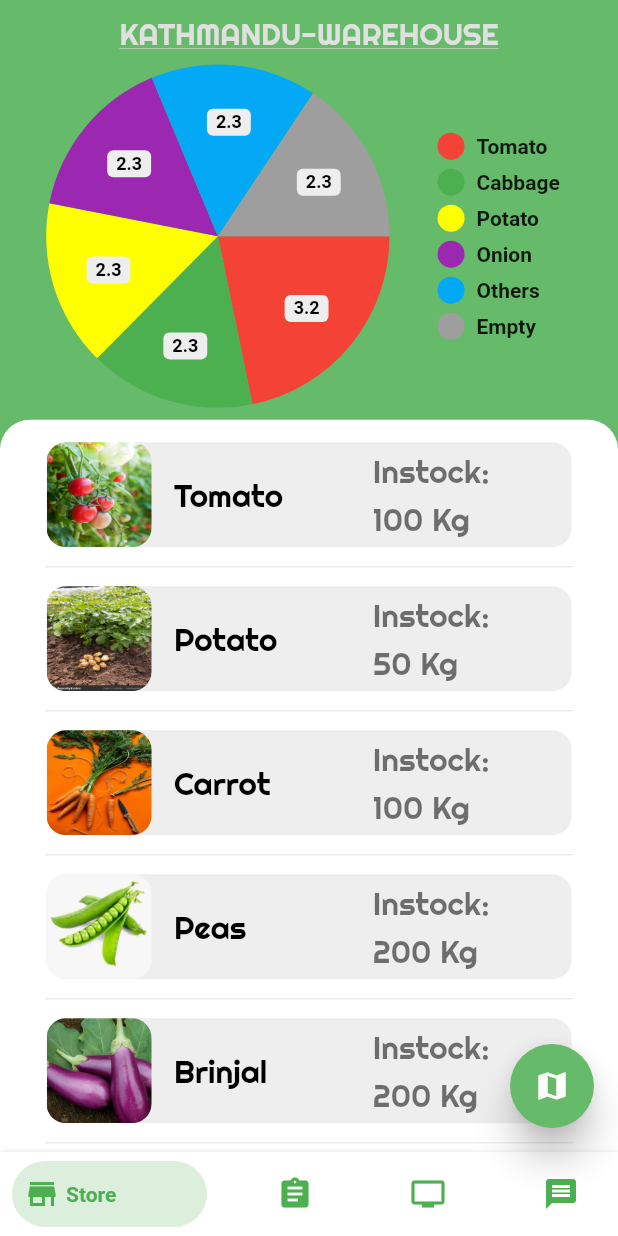
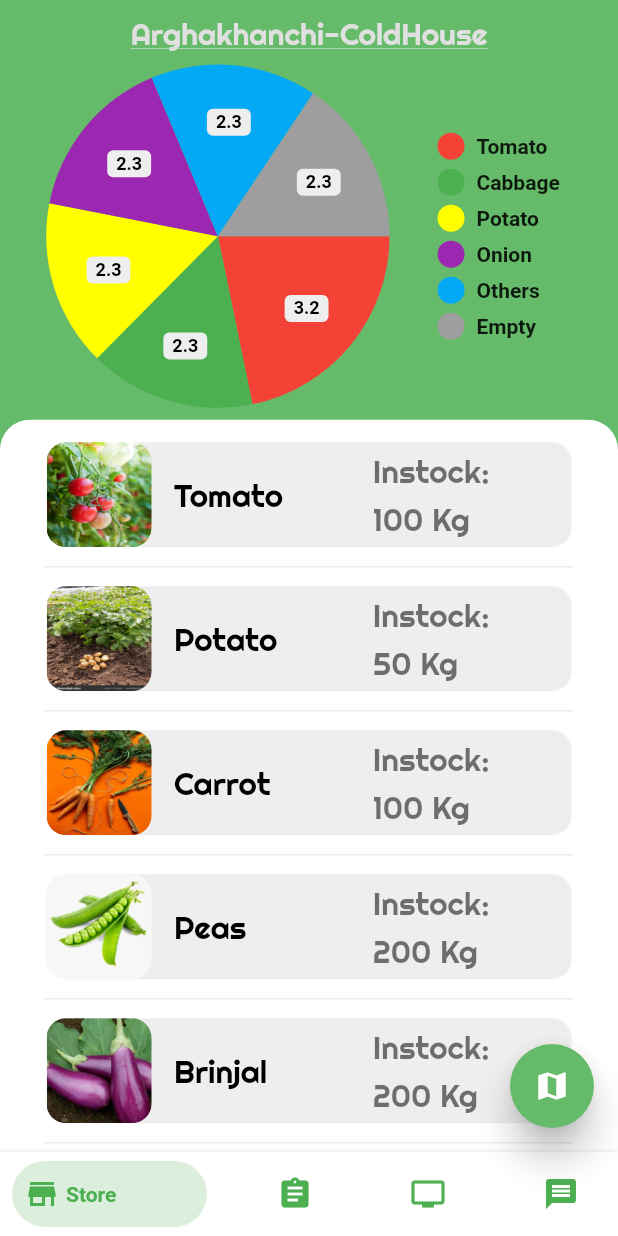
Before and after one commit to B33pin/smart-agro, a Flutter app: the screen it shows after launch, on a phone screen of 412 x 824 dp. Run offline on Flutter 3.47's test engine with Material 2 defaults, Android fonts, the phone set to English and light mode, and no system bars; drawn by our look-alikes of bottom_navy_bar, pie_chart; our stand-ins replace cloud_firestore, google_maps_flutter, rflutter_alert; missing offline and left inert: assorted_layout_widgets; accounts and stored records are empty.

Commit message:
smart agro final

```diff
--- a/lib/Screens/messagescreen.dart
+++ b/lib/Screens/messagescreen.dart
@@ -32,6 +32,7 @@ class _MessageScreenState extends State<MessageScreen> {
                 child: Row(
                   crossAxisAlignment: CrossAxisAlignment.center,
                   children: <Widget>[
+                    Icon(Icons.photo,color: Colors.blue,),
                     Expanded(
                       child: TextField(
                         controller: MessageTextController,
@@ -48,7 +49,7 @@ class _MessageScreenState extends State<MessageScreen> {
                       message!=null?_firestore.collection('messages').add({
                         'text': message,
                         'date': DateTime.now().toIso8601String().toString(),
-                        'isme': true
+                        'isme': false
 
                       }):null;
                       message=null;},child: Icon(Icons.send,color: Colors.blue,)),
--- a/lib/Screens/store.dart
+++ b/lib/Screens/store.dart
@@ -39,7 +39,7 @@ class _StoreState extends State<Store> {
           child:Column(
             children: <Widget>[
               SizedBox(height: 10,),
-              Text('KATHMANDU-WAREHOUSE',style: TextStyle(color: Colors.grey[300],fontFamily: 'Righteous',fontSize: 20,decoration: TextDecoration.underline),),
+              Text('Arghakhanchi-ColdHouse',style: TextStyle(color: Colors.grey[300],fontFamily: 'Righteous',fontSize: 20,decoration: TextDecoration.underline),),
               Center(
                 child: PieChart(
                   dataMap: dataMap,
--- a/lib/Screens/store2.dart
+++ b/lib/Screens/store2.dart
@@ -39,7 +39,7 @@ class _Store2State extends State<Store2> {
           child:Column(
             children: <Widget>[
               SizedBox(height: 10,),
-              Text('BHAKTAPUR-WAREHOUSE',style: TextStyle(color: Colors.grey[300],fontFamily: 'Righteous',fontSize: 20,decoration: TextDecoration.underline),),
+              Text('Gulmi-ColdHouse',style: TextStyle(color: Colors.grey[300],fontFamily: 'Righteous',fontSize: 20,decoration: TextDecoration.underline),),
               Center(
                   child: PieChart(
                     dataMap: dataMap,
--- a/lib/model/warehouseModel.dart
+++ b/lib/model/warehouseModel.dart
@@ -17,19 +17,19 @@ class WareHouseModel {
 
 final List<WareHouseModel> warehouses = [
   WareHouseModel(
-      warehousename: 'KATHMANDU-WAREHOUSE',
-      address: '34-Kritipur, KTM',
+      warehousename: 'Arghakhanchi-ColdHouse',
+      address: 'Sandhikharka, Arghakhanchi',
       description:
-      'Warehouse located in Kathmandu for managing food supply chain within and outside district',
-      locationCoords:  LatLng(27.6630, 85.2774),
+      'Warehouse located in Arghakhanchi for managing food supply chain',
+      locationCoords:  LatLng(27.9650, 83.1435),
       thumbNail: 'https://venturebeat.com/wp-content/uploads/2019/11/groceries-1.jpg?fit=400%2C267&strip=all'
   ),
   WareHouseModel(
-      warehousename: 'BHAKTAPUR-WAREHOUSE',
-      address: '12-Pepsicola, Bhaktapur',
+      warehousename: 'Gulmi-ColdHouse',
+      address: 'Resunga, Gulmi',
       description:
-      'Warehouse located in Bhaktapur for managing food supply chain within and outside district',
-      locationCoords: LatLng(27.6889, 85.3602),
+      'Warehouse located in Gulmi for managing food supply chain within and outside district',
+      locationCoords: LatLng(28.0889, 83.2934),
       thumbNail: 'https://www.vanco.be/img/carousel-img/Herve/HERVE-9022.jpg'
   ),
   WareHouseModel(
```
